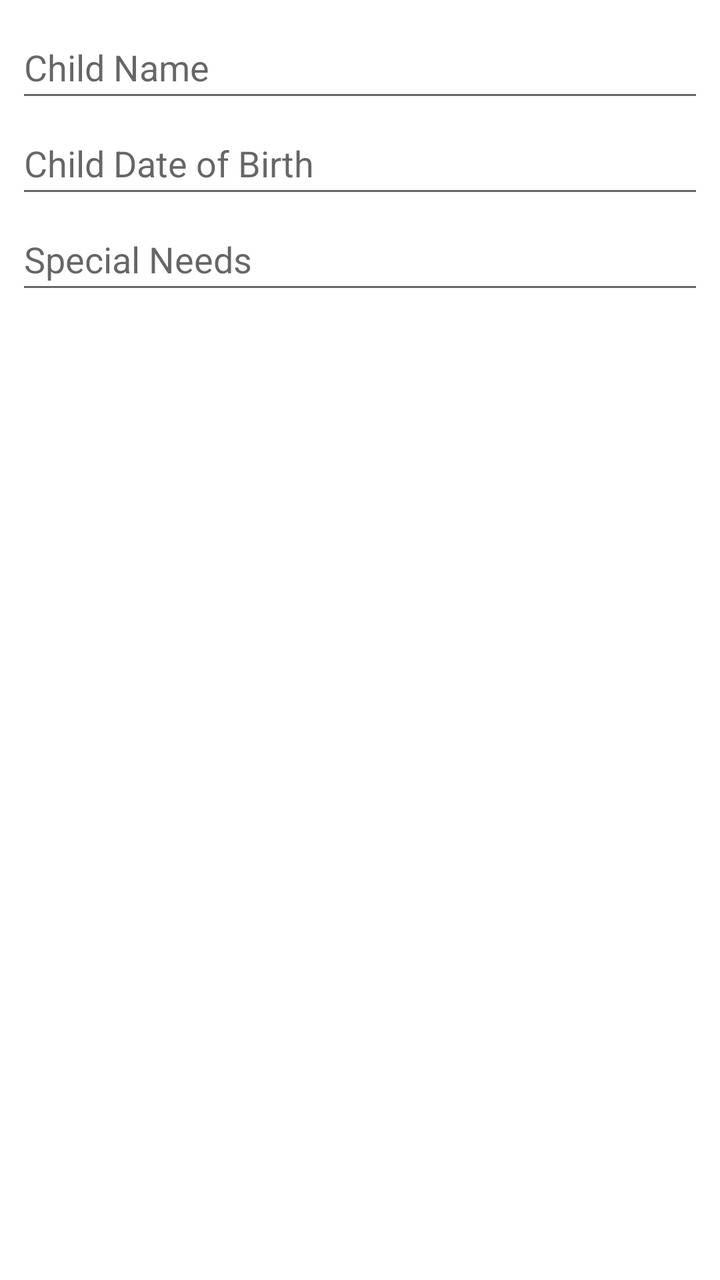
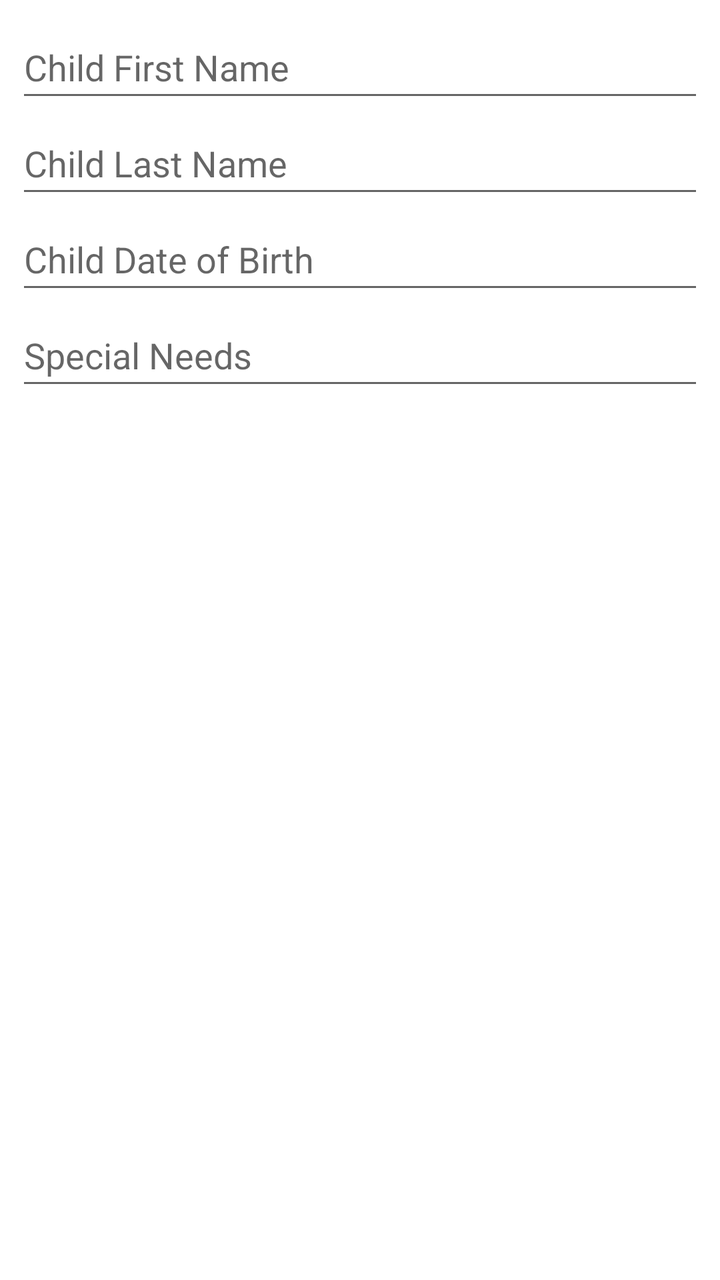

Before-and-after screenshots of an Android layout around one commit, followed by the original layout XML and the change that was made.
<!-- AndroidManifest.xml: application theme Theme.ExpressCheckin -->
<!-- res/layout/item_child.xml -->
<LinearLayout xmlns:android="http://schemas.android.com/apk/res/android"
    android:layout_width="match_parent"
    android:layout_height="wrap_content"
    android:orientation="vertical"
    android:padding="8dp">

    <EditText
        android:id="@+id/childNameEditText"
        android:layout_width="match_parent"
        android:layout_height="wrap_content"
        android:hint="Child Name"
        android:minHeight="48dp"
        android:inputType="textPersonName|textCapWords"
        android:importantForAccessibility="yes" />

    <EditText
        android:id="@+id/childDobEditText"
        android:layout_width="match_parent"
        android:layout_height="wrap_content"
        android:hint="Child Date of Birth"
        android:minHeight="48dp"
        android:inputType="date"
        android:importantForAccessibility="yes" />

    <EditText
        android:id="@+id/childSpecialNeedsEditText"
        android:layout_width="match_parent"
        android:layout_height="wrap_content"
        android:hint="Special Needs"
        android:minHeight="48dp"
        android:inputType="text"
        android:importantForAccessibility="yes" />
</LinearLayout>
<!-- resources referenced by this layout -->
<resources>
  <style name="Theme.ExpressCheckin" parent="Theme.MaterialComponents.DayNight.DarkActionBar">
          
          <item name="colorPrimary">@color/purple_500</item>
          <item name="colorPrimaryVariant">@color/purple_700</item>
          <item name="colorOnPrimary">@color/white</item>
          
          <item name="colorSecondary">@color/teal_200</item>
          <item name="colorSecondaryVariant">@color/teal_700</item>
          <item name="colorOnSecondary">@color/black</item>
          
          <item name="android:statusBarColor">?attr/colorPrimaryVariant</item>
          
      </style>
  <color name="purple_500">#FF6200EE</color>
  <color name="purple_700">#FF3700B3</color>
  <color name="white">#FFFFFFFF</color>
  <color name="teal_200">#FF03DAC5</color>
  <color name="teal_700">#FF018786</color>
  <color name="black">#FF000000</color>
</resources>

<!-- the commit's change to res/layout/item_child.xml (unified diff, before → after) -->
@@ -5,10 +5,19 @@
     android:padding="8dp">
 
     <EditText
-        android:id="@+id/childNameEditText"
+        android:id="@+id/childFirstNameEditText"
         android:layout_width="match_parent"
         android:layout_height="wrap_content"
-        android:hint="Child Name"
+        android:hint="Child First Name"
+        android:minHeight="48dp"
+        android:inputType="textPersonName|textCapWords"
+        android:importantForAccessibility="yes" />
+
+    <EditText
+        android:id="@+id/childLastNameEditText"
+        android:layout_width="match_parent"
+        android:layout_height="wrap_content"
+        android:hint="Child Last Name"
         android:minHeight="48dp"
         android:inputType="textPersonName|textCapWords"
         android:importantForAccessibility="yes" />
@@ -20,6 +29,8 @@
         android:hint="Child Date of Birth"
         android:minHeight="48dp"
         android:inputType="date"
+        android:focusable="false"
+        android:clickable="true"
         android:importantForAccessibility="yes" />
 
     <EditText
